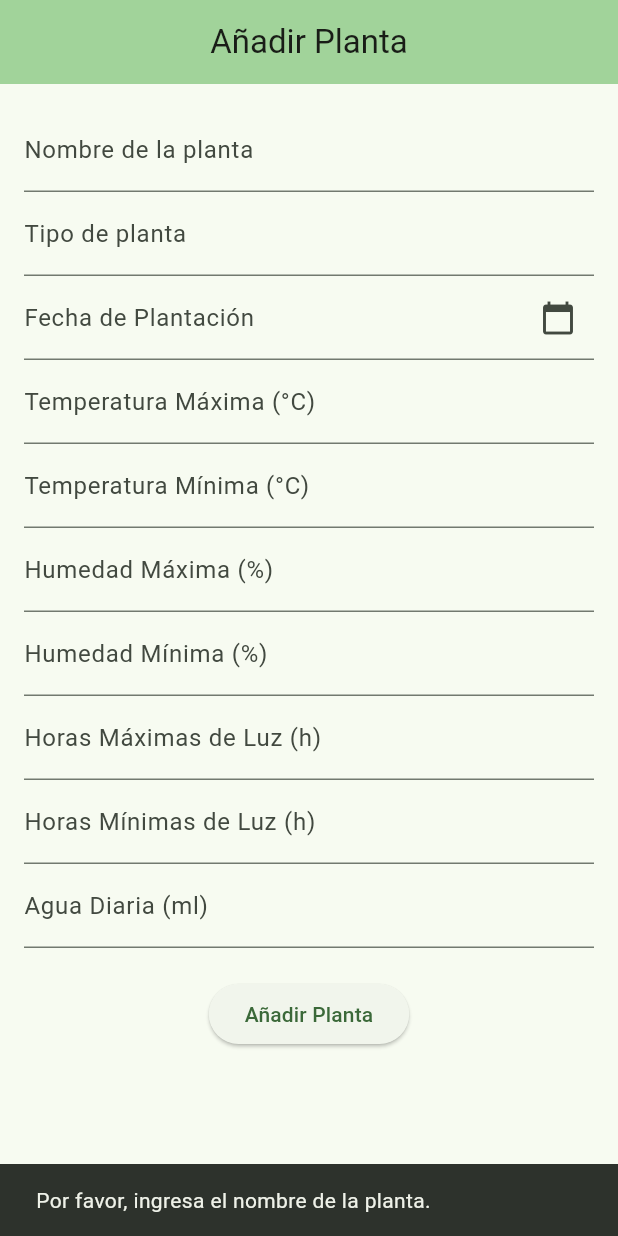
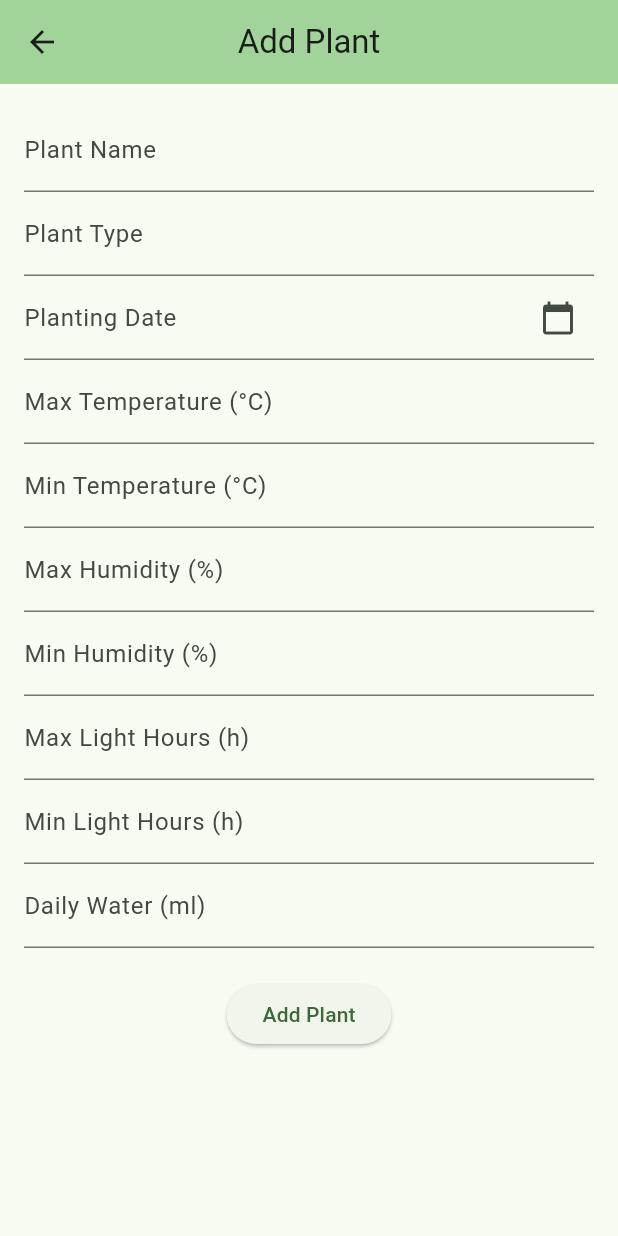
Before and after one commit to LuisRojoSanz/GreenInHouse2_APP, a Flutter app: the screen it shows after launch, after a tap on "Añadir Planta", on a phone screen of 412 x 824 dp. Run offline on Flutter 3.47's test engine with Material 3 defaults, Android fonts, the phone set to English and light mode, and no system bars.

Commit message:
Internacionalización de los textos y creando la pantalla_inicio.dart.

```diff
--- a/lib/main.dart
+++ b/lib/main.dart
@@ -1,7 +1,7 @@
-// main.dart
 import 'package:flutter/material.dart';
 import 'package:flutter_localizations/flutter_localizations.dart';
-import 'pantalla_creacionplantas.dart';
+import 'pantalla_inicio.dart';  // Importa tu archivo pantalla_inicio.dart
+import 'generated/l10n.dart'; // Importa el archivo generado correctamente
 
 void main() {
   runApp(const MyApp());
@@ -13,13 +13,13 @@ class MyApp extends StatelessWidget {
   @override
   Widget build(BuildContext context) {
     return MaterialApp(
-      title: 'Crear Planta',
+      title: 'GreenInHouse2',
       theme: ThemeData(
         colorScheme: ColorScheme.fromSeed(seedColor: Colors.green),
         useMaterial3: true,
       ),
-      home: const MyHomePage(title: 'Añadir Planta'),
-      locale: const Locale('es', ''),
+      home: const PantallaInicio(),  // Cambia para que use PantallaInicio
+      locale: const Locale('en', ''), // Cambia a 'en' para inglés
       supportedLocales: const [
         Locale('en', ''),
         Locale('es', ''),
@@ -28,6 +28,7 @@ class MyApp extends StatelessWidget {
         GlobalMaterialLocalizations.delegate,
         GlobalWidgetsLocalizations.delegate,
         GlobalCupertinoLocalizations.delegate,
+        S.delegate,  // Aquí debes usar el delegado generado por intl_utils
       ],
     );
   }
--- a/lib/pantalla_creacionplantas.dart
+++ b/lib/pantalla_creacionplantas.dart
@@ -1,7 +1,7 @@
-// pantalla_creacionplantas.dart
 import 'package:flutter/material.dart';
 import 'package:flutter/services.dart';
 import 'package:intl/intl.dart';
+import 'generated/l10n.dart'; // Asegúrate de que este archivo esté importado
 
 class MyHomePage extends StatefulWidget {
   const MyHomePage({super.key, required this.title});
@@ -45,7 +45,7 @@ class _MyHomePageState extends State<MyHomePage> {
   void _addPlant() {
     if (_nameController.text.isEmpty) {
       ScaffoldMessenger.of(context).showSnackBar(
-        const SnackBar(content: Text('Por favor, ingresa el nombre de la planta.')),
+        SnackBar(content: Text(S.of(context).pleaseEnterName)),
       );
       return;
     }
@@ -83,48 +83,6 @@ class _MyHomePageState extends State<MyHomePage> {
     });
   }
 
-  void _validateLightHours() {
-    final double? minLight = double.tryParse(_minLightController.text);
-    final double? maxLight = double.tryParse(_maxLightController.text);
-
-    if (minLight != null && maxLight != null) {
-      if (minLight > maxLight) {
-        ScaffoldMessenger.of(context).showSnackBar(
-          const SnackBar(content: Text('La luz mínima no puede ser mayor que la luz máxima')),
-        );
-        _minLightController.clear();
-      }
-    }
-  }
-
-  void _validateTemperature() {
-    final double? minTemp = double.tryParse(_minTempController.text);
-    final double? maxTemp = double.tryParse(_maxTempController.text);
-
-    if (minTemp != null && maxTemp != null) {
-      if (minTemp > maxTemp) {
-        ScaffoldMessenger.of(context).showSnackBar(
-          const SnackBar(content: Text('La temperatura mínima no puede ser mayor que la máxima')),
-        );
-        _minTempController.clear();
-      }
-    }
-  }
-
-  void _validateHumidity() {
-    final double? minHumidity = double.tryParse(_minHumidityController.text);
-    final double? maxHumidity = double.tryParse(_maxHumidityController.text);
-
-    if (minHumidity != null && maxHumidity != null) {
-      if (minHumidity > maxHumidity) {
-        ScaffoldMessenger.of(context).showSnackBar(
-          const SnackBar(content: Text('La humedad mínima no puede ser mayor que la máxima')),
-        );
-        _minHumidityController.clear();
-      }
-    }
-  }
-
   @override
   Widget build(BuildContext context) {
     return Scaffold(
@@ -139,16 +97,16 @@ class _MyHomePageState extends State<MyHomePage> {
           children: <Widget>[
             TextField(
               controller: _nameController,
-              decoration: const InputDecoration(labelText: 'Nombre de la planta'),
+              decoration: InputDecoration(labelText: S.of(context).nameLabel),
             ),
             TextField(
               controller: _typeController,
-              decoration: const InputDecoration(labelText: 'Tipo de planta'),
+              decoration: InputDecoration(labelText: S.of(context).typeLabel),
             ),
             TextField(
               controller: _dateController,
-              decoration: const InputDecoration(
-                labelText: 'Fecha de Plantación',
+              decoration: InputDecoration(
+                labelText: S.of(context).plantDateLabel,
                 suffixIcon: Icon(Icons.calendar_today),
               ),
               readOnly: true,
@@ -156,72 +114,52 @@ class _MyHomePageState extends State<MyHomePage> {
             ),
             TextField(
               controller: _maxTempController,
-              decoration: const InputDecoration(labelText: 'Temperatura Máxima (°C)'),
+              decoration: InputDecoration(labelText: S.of(context).maxTempLabel),
               keyboardType: TextInputType.number,
-              inputFormatters: <TextInputFormatter>[
-                FilteringTextInputFormatter.allow(RegExp(r'^\d*\.?\d*')),
-              ],
-              onChanged: (value) => _validateTemperature(),
+              inputFormatters: <TextInputFormatter>[FilteringTextInputFormatter.allow(RegExp(r'^\d*\.?\d*'))],
             ),
             TextField(
               controller: _minTempController,
-              decoration: const InputDecoration(labelText: 'Temperatura Mínima (°C)'),
+              decoration: InputDecoration(labelText: S.of(context).minTempLabel),
               keyboardType: TextInputType.number,
-              inputFormatters: <TextInputFormatter>[
-                FilteringTextInputFormatter.allow(RegExp(r'^\d*\.?\d*')),
-              ],
-              onChanged: (value) => _validateTemperature(),
+              inputFormatters: <TextInputFormatter>[FilteringTextInputFormatter.allow(RegExp(r'^\d*\.?\d*'))],
             ),
             TextField(
               controller: _maxHumidityController,
-              decoration: const InputDecoration(labelText: 'Humedad Máxima (%)'),
+              decoration: InputDecoration(labelText: S.of(context).maxHumidityLabel),
               keyboardType: TextInputType.number,
-              inputFormatters: <TextInputFormatter>[
-                FilteringTextInputFormatter.digitsOnly,
-              ],
-              onChanged: (value) => _validateHumidity(),
+              inputFormatters: <TextInputFormatter>[FilteringTextInputFormatter.digitsOnly],
             ),
             TextField(
               controller: _minHumidityController,
-              decoration: const InputDecoration(labelText: 'Humedad Mínima (%)'),
+              decoration: InputDecoration(labelText: S.of(context).minHumidityLabel),
               keyboardType: TextInputType.number,
-              inputFormatters: <TextInputFormatter>[
-                FilteringTextInputFormatter.digitsOnly,
-              ],
-              onChanged: (value) => _validateHumidity(),
+              inputFormatters: <TextInputFormatter>[FilteringTextInputFormatter.digitsOnly],
             ),
             TextField(
               controller: _maxLightController,
-              decoration: const InputDecoration(labelText: 'Horas Máximas de Luz (h)'),
+              decoration: InputDecoration(labelText: S.of(context).maxLightLabel),
               keyboardType: TextInputType.number,
-              inputFormatters: <TextInputFormatter>[
-                FilteringTextInputFormatter.allow(RegExp(r'^\d*\.?\d*')),
-              ],
-              onChanged: (value) => _validateLightHours(),
+              inputFormatters: <TextInputFormatter>[FilteringTextInputFormatter.allow(RegExp(r'^\d*\.?\d*'))],
             ),
             TextField(
               controller: _minLightController,
-              decoration: const InputDecoration(labelText: 'Horas Mínimas de Luz (h)'),
+              decoration: InputDecoration(labelText: S.of(context).minLightLabel),
               keyboardType: TextInputType.number,
-              inputFormatters: <TextInputFormatter>[
-                FilteringTextInputFormatter.allow(RegExp(r'^\d*\.?\d*')),
-              ],
-              onChanged: (value) => _validateLightHours(),
+              inputFormatters: <TextInputFormatter>[FilteringTextInputFormatter.allow(RegExp(r'^\d*\.?\d*'))],
             ),
             TextField(
               controller: _waterController,
-              decoration: const InputDecoration(labelText: 'Agua Diaria (ml)'),
+              decoration: InputDecoration(labelText: S.of(context).waterLabel),
               keyboardType: TextInputType.number,
-              inputFormatters: <TextInputFormatter>[
-                FilteringTextInputFormatter.allow(RegExp(r'^\d*\.?\d*')),
-              ],
+              inputFormatters: <TextInputFormatter>[FilteringTextInputFormatter.allow(RegExp(r'^\d*\.?\d*'))],
             ),
             const SizedBox(height: 20),
             Align(
               alignment: Alignment.center,
               child: ElevatedButton(
                 onPressed: _addPlant,
-                child: const Text('Añadir Planta'),
+                child: Text(S.of(context).addPlantButton),
               ),
             ),
             SizedBox(
@@ -235,20 +173,15 @@ class _MyHomePageState extends State<MyHomePage> {
                       icon: const Icon(Icons.delete, color: Colors.red),
                       onPressed: () => _removePlant(index),
                     ),
-                    children: <Widget>[
-                      Padding(
-                        padding: const EdgeInsets.symmetric(horizontal: 16.0),
-                        child: Text(
-                          'Tipo: ${_plants[index]['type']}\n'
-                              'Fecha de Plantación: ${_plants[index]['plantDate']}\n'
-                              'Temp Máx: ${_plants[index]['maxTemp']}°C\n'
-                              'Temp Mín: ${_plants[index]['minTemp']}°C\n'
-                              'Humedad Máx: ${_plants[index]['maxHumidity']}%\n'
-                              'Humedad Mín: ${_plants[index]['minHumidity']}%\n'
-                              'Luz: ${_plants[index]['minLight']}-${_plants[index]['maxLight']}h\n'
-                              'Agua: ${_plants[index]['water']}ml/día',
-                        ),
-                      ),
+                    children: [
+                      ListTile(title: Text('${S.of(context).maxTempLabel}: ${_plants[index]['maxTemp']}')),
+                      ListTile(title: Text('${S.of(context).minTempLabel}: ${_plants[index]['minTemp']}')),
+                      ListTile(title: Text('${S.of(context).maxHumidityLabel}: ${_plants[index]['maxHumidity']}')),
+                      ListTile(title: Text('${S.of(context).minHumidityLabel}: ${_plants[index]['minHumidity']}')),
+                      ListTile(title: Text('${S.of(context).maxLightLabel}: ${_plants[index]['maxLight']}')),
+                      ListTile(title: Text('${S.of(context).minLightLabel}: ${_plants[index]['minLight']}')),
+                      ListTile(title: Text('${S.of(context).waterLabel}: ${_plants[index]['water']}')),
+                      ListTile(title: Text('${S.of(context).plantDateLabel}: ${_plants[index]['plantDate']}')),
                     ],
                   );
                 },
--- /dev/null
+++ b/lib/pantalla_inicio.dart
@@ -0,0 +1,63 @@
+import 'package:flutter/material.dart';
+import 'package:greeninhouse2/pantalla_creacionplantas.dart';
+import 'generated/l10n.dart'; // Importa el archivo generado correctamente
+
+class PantallaInicio extends StatelessWidget {
+  const PantallaInicio({super.key});
+  @override
+  Widget build(BuildContext context) {
+    return Scaffold(
+      appBar: AppBar(
+        backgroundColor: Theme.of(context).colorScheme.inversePrimary,
+        title: Text(S.of(context).MainTitle),
+        centerTitle: true,
+      ),
+      body: Center(
+        child: Column(
+          mainAxisAlignment: MainAxisAlignment.center,
+          children: [
+            const Text(
+              'Bienvenido a la app de Plantas',
+              style: TextStyle(fontSize: 24, fontWeight: FontWeight.bold),
+            ),
+            const SizedBox(height: 10),
+            const Text(
+              'Aquí puedes gestionar tus plantas y macetas.',
+              style: TextStyle(fontSize: 18),
+              textAlign: TextAlign.center,
+            ),
+            const SizedBox(height: 40),
+            ElevatedButton(
+              onPressed: () {
+                // Navegar a la pantalla de creación de plantas
+                Navigator.push(
+                  context,
+                  MaterialPageRoute(
+                    builder: (context) => MyHomePage(title: S.of(context).addPlantButton),
+                  ),
+                );
+              },
+              child: const Text('Añadir Planta'),
+            ),
+          ],
+        ),
+      ),
+    );
+  }
+}
+
+class PantallaCreacionPlantas extends StatelessWidget {
+  const PantallaCreacionPlantas({super.key});
+
+  @override
+  Widget build(BuildContext context) {
+    return Scaffold(
+      appBar: AppBar(
+        title: const Text('Crear Planta'),
+      ),
+      body: const Center(
+        child: Text('Pantalla de Creación de Plantas'),
+      ),
+    );
+  }
+}
```
